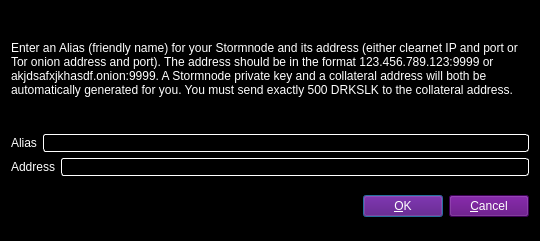
Before: the Qt Designer form src/qt/forms/addeditstormnode.ui in waffle-iron/DarkSilk-Release-Candidate, drawn with Qt 5.
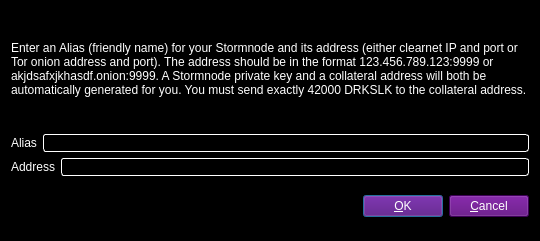
After: the same form once the commit is applied.

Commit message: Stormnode Collateral Changes

```diff
--- a/src/qt/forms/addeditstormnode.ui
+++ b/src/qt/forms/addeditstormnode.ui
@@ -39,7 +39,7 @@
         </sizepolicy>
        </property>
        <property name="text">
-        <string>&lt;html&gt;&lt;head/&gt;&lt;body&gt;&lt;p&gt;Enter an Alias (friendly name) for your Stormnode and its address (either clearnet IP and port or Tor onion address and port).  The address should be in the format 123.456.789.123:9999 or akjdsafxjkhasdf.onion:9999.  A Stormnode private key and a collateral address will both be automatically generated for you.  You must send exactly 500 DRKSLK to the collateral address.&lt;/p&gt;&lt;/body&gt;&lt;/html&gt;</string>
+        <string>&lt;html&gt;&lt;head/&gt;&lt;body&gt;&lt;p&gt;Enter an Alias (friendly name) for your Stormnode and its address (either clearnet IP and port or Tor onion address and port).  The address should be in the format 123.456.789.123:9999 or akjdsafxjkhasdf.onion:9999.  A Stormnode private key and a collateral address will both be automatically generated for you.  You must send exactly 42000 DRKSLK to the collateral address.&lt;/p&gt;&lt;/body&gt;&lt;/html&gt;</string>
        </property>
        <property name="wordWrap">
         <bool>true</bool>
```
The commit also changes 5 other files.
